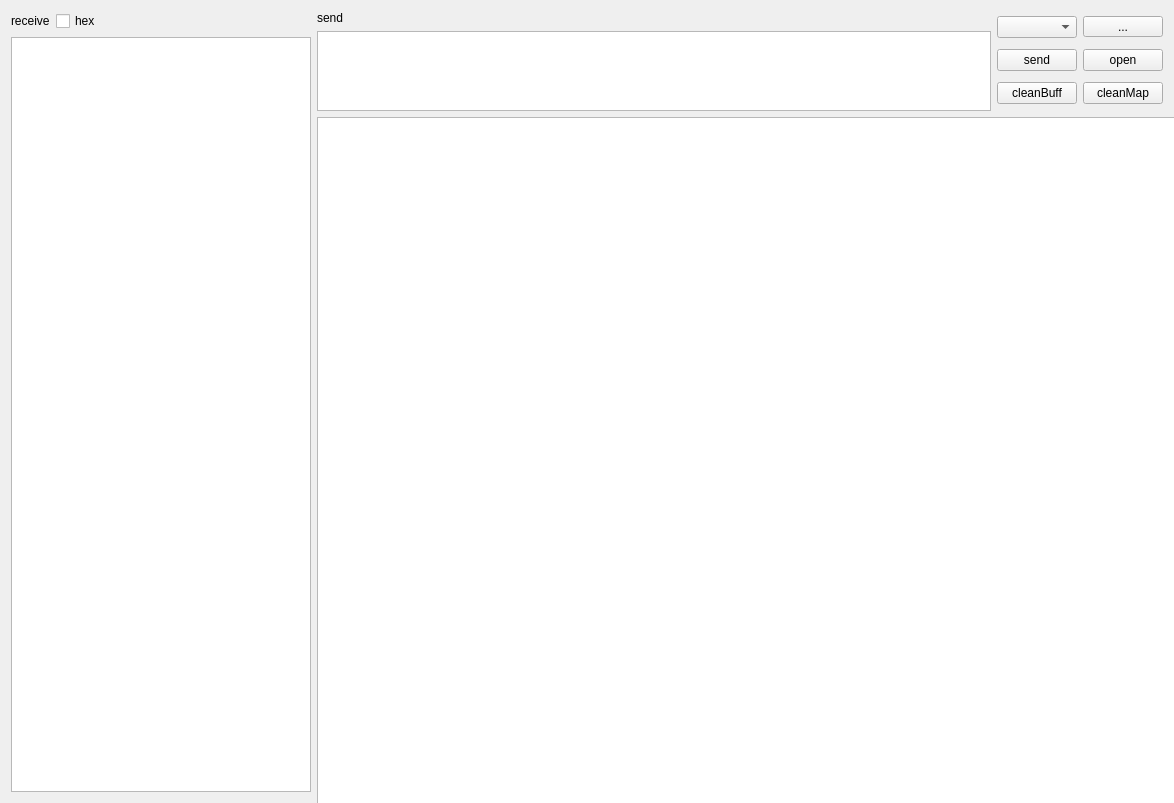
Above: src/serialportwidget.ui from binfeng-young/serialport before the change. Below: the same form after it.
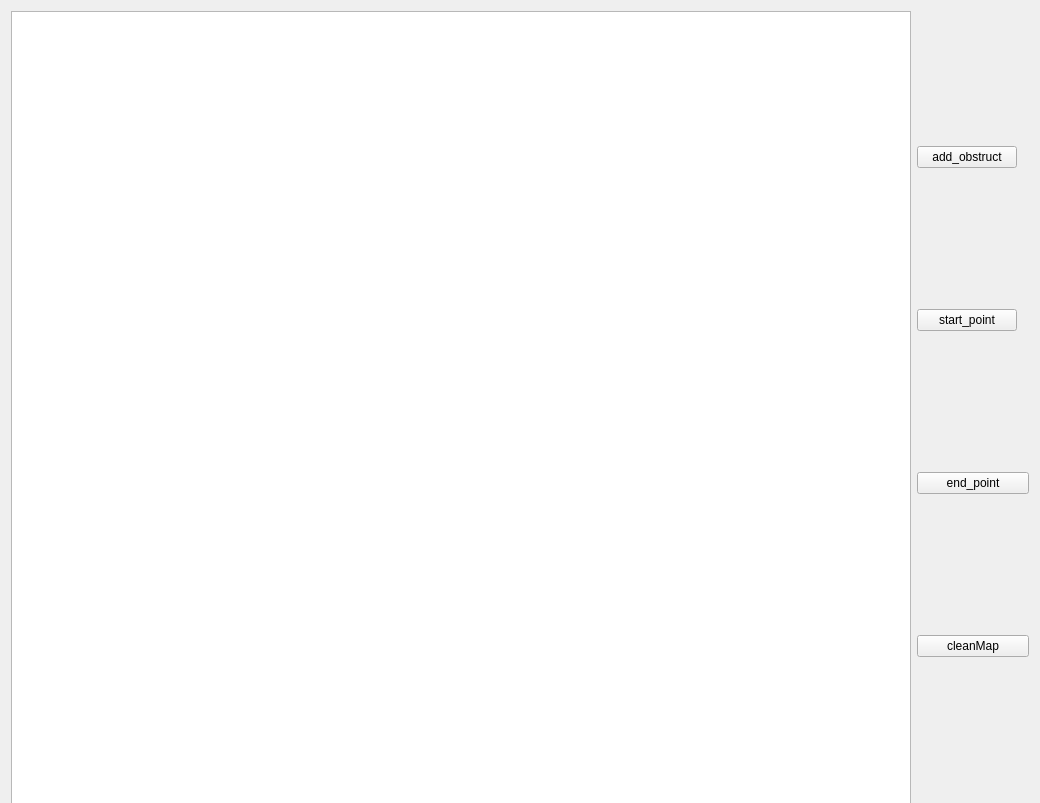
That is the form after the change.

The edit to the form file:
```diff
--- a/src/serialportwidget.ui
+++ b/src/serialportwidget.ui
@@ -6,7 +6,7 @@
    <rect>
     <x>0</x>
     <y>0</y>
-    <width>1174</width>
+    <width>1040</width>
     <height>803</height>
    </rect>
   </property>
@@ -25,161 +25,9 @@
   <property name="windowTitle">
    <string>SerialPortWidget</string>
   </property>
-  <layout class="QHBoxLayout" name="horizontalLayout_3">
-   <item>
-    <layout class="QVBoxLayout" name="verticalLayout">
-     <item>
-      <layout class="QHBoxLayout" name="horizontalLayout">
-       <item>
-        <widget class="QLabel" name="receiveLabel">
-         <property name="text">
-          <string>receive</string>
-         </property>
-        </widget>
-       </item>
-       <item>
-        <widget class="QCheckBox" name="receiveHexCheckBox">
-         <property name="text">
-          <string>hex</string>
-         </property>
-        </widget>
-       </item>
-       <item>
-        <spacer name="horizontalSpacer">
-         <property name="orientation">
-          <enum>Qt::Horizontal</enum>
-         </property>
-         <property name="sizeHint" stdset="0">
-          <size>
-           <width>40</width>
-           <height>20</height>
-          </size>
-         </property>
-        </spacer>
-       </item>
-      </layout>
-     </item>
-     <item>
-      <widget class="QPlainTextEdit" name="receivePlainTextEdit">
-       <property name="minimumSize">
-        <size>
-         <width>300</width>
-         <height>0</height>
-        </size>
-       </property>
-       <property name="readOnly">
-        <bool>true</bool>
-       </property>
-      </widget>
-     </item>
-    </layout>
-   </item>
-   <item>
-    <layout class="QVBoxLayout" name="verticalLayout_3">
-     <item>
-      <layout class="QHBoxLayout" name="horizontalLayout_2">
-       <item>
-        <layout class="QVBoxLayout" name="verticalLayout_2">
-         <item>
-          <widget class="QLabel" name="sendLabel">
-           <property name="maximumSize">
-            <size>
-             <width>16777215</width>
-             <height>20</height>
-            </size>
-           </property>
-           <property name="text">
-            <string>send</string>
-           </property>
-          </widget>
-         </item>
-         <item>
-          <widget class="QPlainTextEdit" name="sendPlainTextEdit">
-           <property name="sizePolicy">
-            <sizepolicy hsizetype="Expanding" vsizetype="Minimum">
-             <horstretch>0</horstretch>
-             <verstretch>0</verstretch>
-            </sizepolicy>
-           </property>
-           <property name="maximumSize">
-            <size>
-             <width>16777215</width>
-             <height>80</height>
-            </size>
-           </property>
-          </widget>
-         </item>
-        </layout>
-       </item>
-       <item>
-        <layout class="QGridLayout" name="gridLayout">
-         <item row="1" column="0">
-          <widget class="QPushButton" name="sendButton">
-           <property name="maximumSize">
-            <size>
-             <width>100</width>
-             <height>16777215</height>
-            </size>
-           </property>
-           <property name="text">
-            <string>send</string>
-           </property>
-          </widget>
-         </item>
-         <item row="1" column="1">
-          <widget class="QPushButton" name="openButton">
-           <property name="maximumSize">
-            <size>
-             <width>100</width>
-             <height>16777215</height>
-            </size>
-           </property>
-           <property name="text">
-            <string>open</string>
-           </property>
-          </widget>
-         </item>
-         <item row="0" column="0">
-          <widget class="QComboBox" name="portsList">
-           <property name="maximumSize">
-            <size>
-             <width>100</width>
-             <height>16777215</height>
-            </size>
-           </property>
-          </widget>
-         </item>
-         <item row="2" column="0">
-          <widget class="QPushButton" name="cleanBuff">
-           <property name="text">
-            <string>cleanBuff</string>
-           </property>
-          </widget>
-         </item>
-         <item row="0" column="1">
-          <widget class="QToolButton" name="refreshPorts">
-           <property name="maximumSize">
-            <size>
-             <width>100</width>
-             <height>16777215</height>
-            </size>
-           </property>
-           <property name="text">
-            <string>...</string>
-           </property>
-          </widget>
-         </item>
-         <item row="2" column="1">
-          <widget class="QPushButton" name="cleanMapButton">
-           <property name="text">
-            <string>cleanMap</string>
-           </property>
-          </widget>
-         </item>
-        </layout>
-       </item>
-      </layout>
-     </item>
+  <layout class="QFormLayout" name="formLayout">
+   <item row="0" column="0" colspan="2">
+    <layout class="QHBoxLayout" name="horizontalLayout">
      <item>
       <widget class="QGraphicsView" name="mapView">
        <property name="sizePolicy">
@@ -196,6 +44,62 @@
        </property>
       </widget>
      </item>
+     <item>
+      <layout class="QVBoxLayout" name="verticalLayout">
+       <item>
+        <widget class="QPushButton" name="add_obs_button">
+         <property name="maximumSize">
+          <size>
+           <width>100</width>
+           <height>16777215</height>
+          </size>
+         </property>
+         <property name="text">
+          <string>add_obstruct</string>
+         </property>
+        </widget>
+       </item>
+       <item>
+        <widget class="QPushButton" name="openButton">
+         <property name="maximumSize">
+          <size>
+           <width>100</width>
+           <height>16777215</height>
+          </size>
+         </property>
+         <property name="text">
+          <string>start_point</string>
+         </property>
+        </widget>
+       </item>
+       <item>
+        <widget class="QPushButton" name="end_point_button">
+         <property name="sizePolicy">
+          <sizepolicy hsizetype="Expanding" vsizetype="Fixed">
+           <horstretch>0</horstretch>
+           <verstretch>0</verstretch>
+          </sizepolicy>
+         </property>
+         <property name="minimumSize">
+          <size>
+           <width>100</width>
+           <height>0</height>
+          </size>
+         </property>
+         <property name="text">
+          <string>end_point</string>
+         </property>
+        </widget>
+       </item>
+       <item>
+        <widget class="QPushButton" name="clean_map_button">
+         <property name="text">
+          <string>cleanMap</string>
+         </property>
+        </widget>
+       </item>
+      </layout>
+     </item>
     </layout>
    </item>
   </layout>
```
